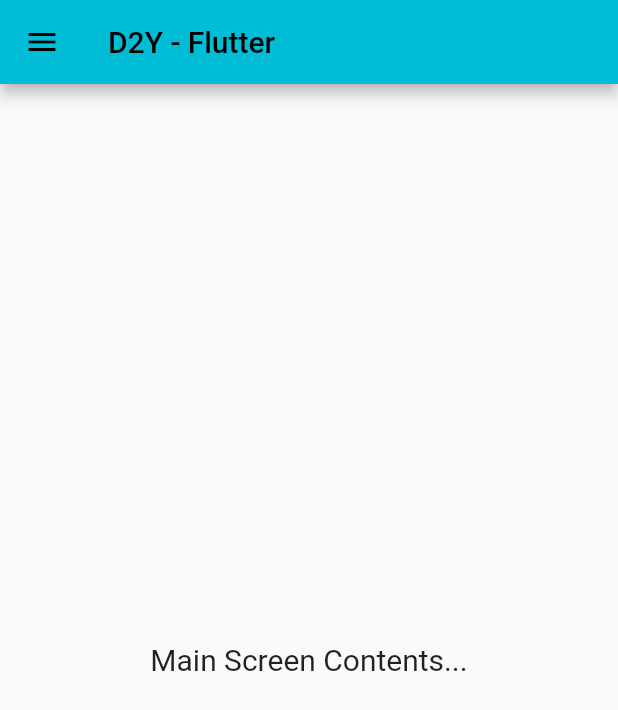
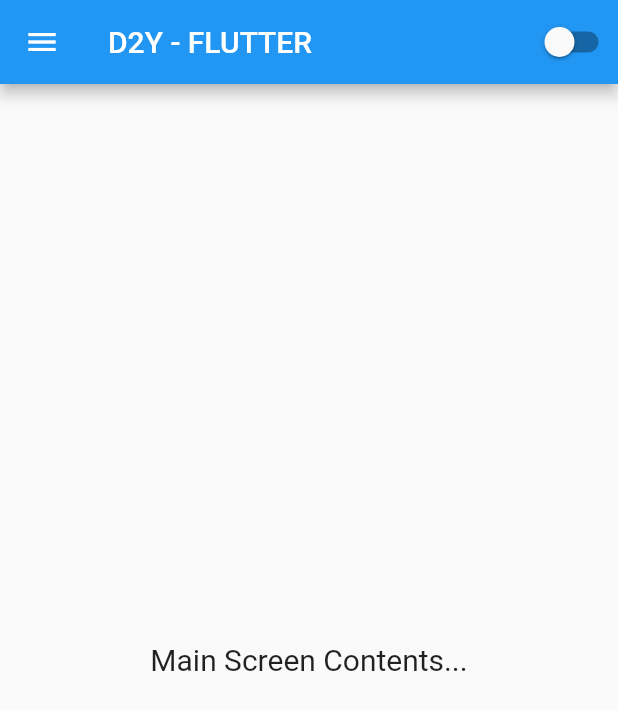
Before and after one commit to AdiMunawar31/d2yflutter, a Flutter app: the screen it shows after launch, on a phone screen of 412 x 824 dp. Shown: the top 710 px of the screen. Run offline on Flutter 3.47's test engine with Material 2 defaults, Android fonts, the phone set to English and light mode, and no system bars.

Commit message:
add dark mode

```diff
--- a/lib/main.dart
+++ b/lib/main.dart
@@ -1,25 +1,60 @@
 import 'package:flutter/material.dart';
 import 'package:flutter_widgets/data/menu.dart';
 import 'package:flutter_widgets/models/menu_model.dart';
-import 'package:flutter_widgets/screens/dashboard.dart';
-import 'package:flutter_widgets/screens/home.dart';
-import 'package:flutter_widgets/screens/testing.dart';
+import 'package:flutter_widgets/widgets/drawer.dart';
 
 void main() {
   runApp(const MyApp());
 }
 
-class MyApp extends StatelessWidget {
+class MyApp extends StatefulWidget {
   const MyApp({Key? key}) : super(key: key);
+
+  @override
+  State<MyApp> createState() => _MyAppState();
+}
+
+class _MyAppState extends State<MyApp> {
+  List<Menu> data = [];
+  bool isSwitched = false;
+
+  @override
+  void initState() {
+    for (var element in dataList) {
+      data.add(Menu.fromJson(element));
+    }
+    super.initState();
+  }
+
   @override
   Widget build(BuildContext context) {
     return MaterialApp(
       title: 'Flutter D2Y',
       debugShowCheckedModeBanner: false,
-      theme: ThemeData(
-        primarySwatch: Colors.cyan,
-      ),
-      home: const MyHomePage(title: 'D2Y - Flutter'),
+      theme: isSwitched ? ThemeData.dark() : ThemeData.light(),
+      home: Scaffold(
+          appBar: AppBar(
+            title: const Text('D2Y - FLUTTER'),
+            actions: [
+              Switch(
+                  activeColor: Colors.greenAccent,
+                  value: isSwitched,
+                  onChanged: (value) {
+                    setState(() {
+                      isSwitched = !isSwitched;
+                    });
+                  }),
+            ],
+          ),
+          drawer: Drawer(
+            child: buildDrawer(data),
+          ),
+          body: const Center(
+            child: Text(
+              "Main Screen Contents...",
+              style: TextStyle(fontSize: 20),
+            ),
+          )),
     );
   }
 }
--- a/lib/screens/home.dart
+++ /dev/null
@@ -1,40 +0,0 @@
-import 'package:flutter/material.dart';
-import 'package:flutter_widgets/data/menu.dart';
-import 'package:flutter_widgets/models/menu_model.dart';
-import 'package:flutter_widgets/widgets/drawer.dart';
-
-class MyHomePage extends StatefulWidget {
-  const MyHomePage({Key? key, required this.title}) : super(key: key);
-  final String title;
-  @override
-  State<MyHomePage> createState() => _MyHomePageState();
-}
-
-class _MyHomePageState extends State<MyHomePage> {
-  List<Menu> data = [];
-
-  @override
-  void initState() {
-    for (var element in dataList) {
-      data.add(Menu.fromJson(element));
-    }
-    super.initState();
-  }
-
-  @override
-  Widget build(BuildContext context) {
-    return Scaffold(
-        appBar: AppBar(
-          title: Text(widget.title),
-        ),
-        drawer: Drawer(
-          child: buildDrawer(data),
-        ),
-        body: const Center(
-          child: Text(
-            "Main Screen Contents...",
-            style: TextStyle(fontSize: 20),
-          ),
-        ));
-  }
-}
```
